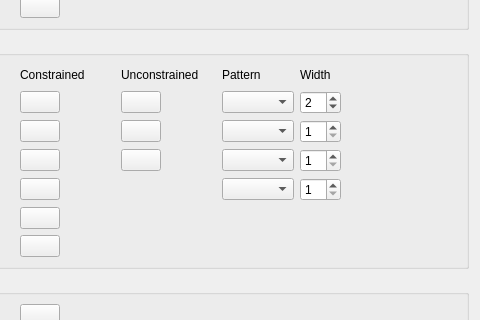
Above: src/Mod/Sketcher/Gui/SketcherSettingsAppearance.ui from southseact-3d/fcd before the change; both pictures show x 209 to 689 and y 100 to 420 of the 689 by 863 pixel window. Below: the same form after it.
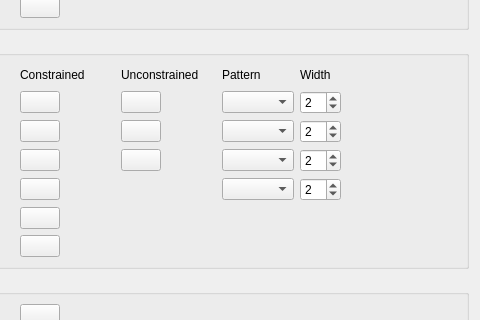
That is the form after the change. Custom widgets are drawn as their Qt base class.

Commit message:
Sketcher: Increase default width of dashed lines (#15075)
* Sketcher: Update SketcherSettingsAppearance.ui

* Sketcher: Update EditModeCoinManager.cpp

What changed in the file:
```diff
--- a/src/Mod/Sketcher/Gui/SketcherSettingsAppearance.ui
+++ b/src/Mod/Sketcher/Gui/SketcherSettingsAppearance.ui
@@ -371,7 +371,7 @@
          <number>99</number>
         </property>
         <property name="value">
-         <number>1</number>
+         <number>2</number>
         </property>
         <property name="prefEntry" stdset="0">
          <cstring>ConstructionWidth</cstring>
@@ -465,7 +465,7 @@
          <number>99</number>
         </property>
         <property name="value">
-         <number>1</number>
+         <number>2</number>
         </property>
         <property name="prefEntry" stdset="0">
          <cstring>InternalWidth</cstring>
@@ -533,7 +533,7 @@
          <number>99</number>
         </property>
         <property name="value">
-         <number>1</number>
+         <number>2</number>
         </property>
         <property name="prefEntry" stdset="0">
          <cstring>ExternalWidth</cstring>
```
The commit also changes 1 other file.
